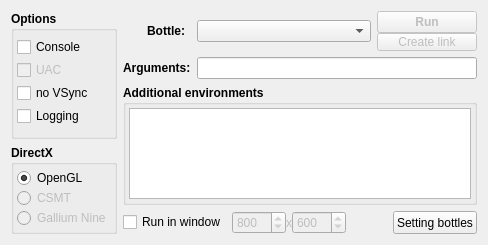
The window that wbgui.ui (sr-tream/WineBottle) describes before a commit, drawn with Qt 5.
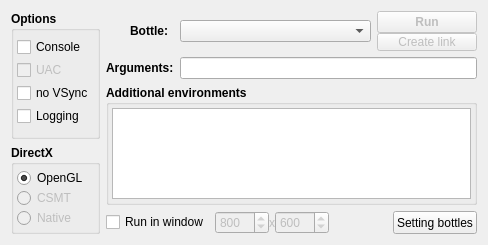
The same window after the commit. Icons and pictures are not drawn.

Commit message: rename directx mode 'Gallium Nine' into 'Native'

Patch:
```diff
--- a/wbgui.ui
+++ b/wbgui.ui
@@ -344,7 +344,7 @@
          </font>
         </property>
         <property name="text">
-         <string>Gallium Nine</string>
+         <string>Native</string>
         </property>
        </widget>
       </item>
```
